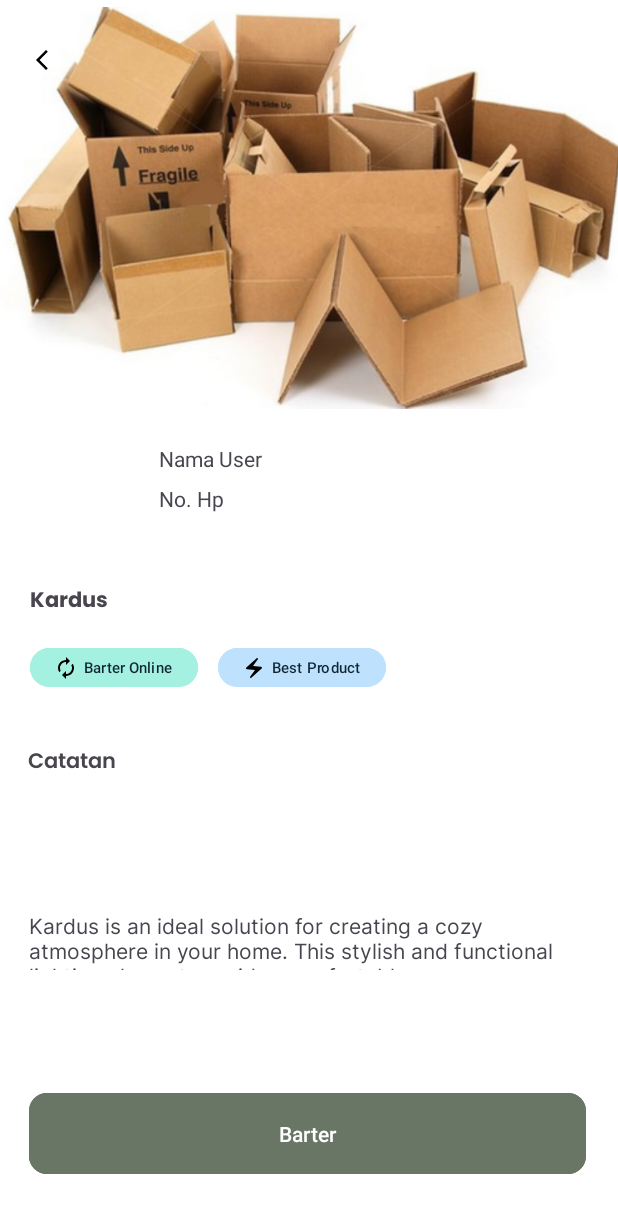
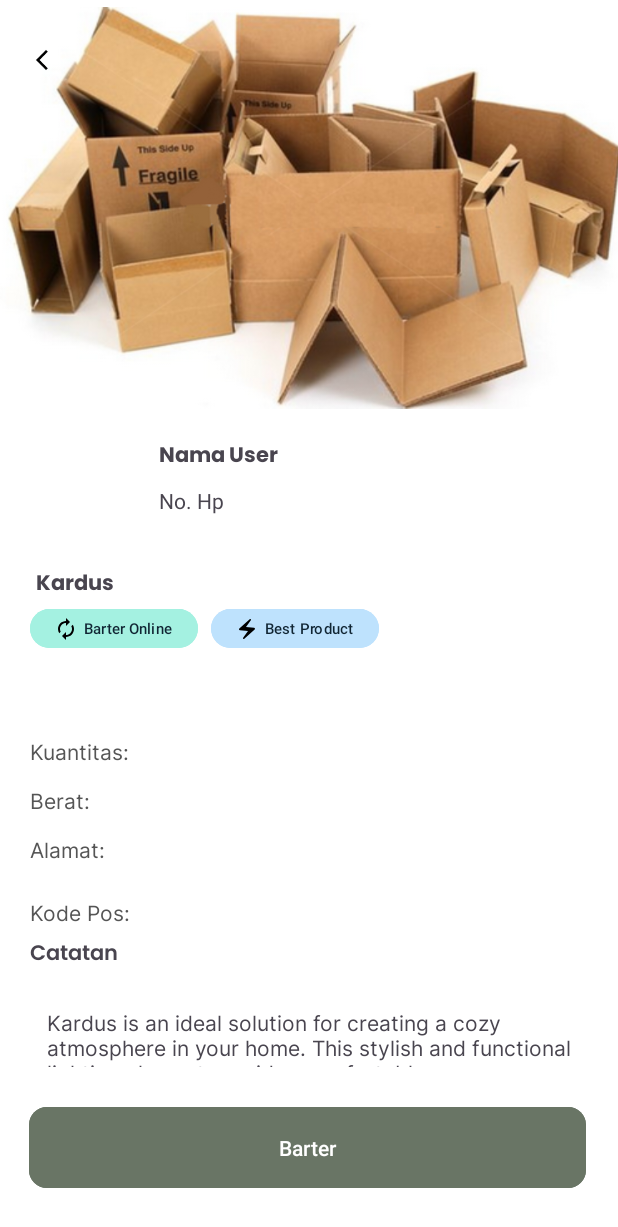
Before and after one commit to VerlyTan11/Bartems, an Android app: the DetailProductActivity screen opened directly, with no data from a screen before it, on a phone screen of 412 x 824 dp. Shown: the top 1227 px of the screen. Run offline under Robolectric (Android 15) with nearby library versions, the phone set to English and light mode, and no system bars; our stand-ins replace Firebase (no records; nobody signed in at launch, a user with empty details on screens opened directly); 1 statement that could not run was skipped.

Commit message:
tampilih kuantitas, berat, alamat dan kode pos di detail item & edit tampilannya

```diff
--- a/app/src/main/res/layout/detail_product.xml
+++ b/app/src/main/res/layout/detail_product.xml
@@ -28,7 +28,7 @@
         android:id="@+id/btn_gotobarter"
         android:layout_width="371dp"
         android:layout_height="62dp"
-        android:layout_marginBottom="16dp"
+        android:layout_marginBottom="28dp"
         android:backgroundTint="#697565"
         android:text="Barter"
         app:cornerRadius="12dp"
@@ -36,8 +36,6 @@
         app:layout_constraintEnd_toEndOf="parent"
         app:layout_constraintHorizontal_bias="0.475"
         app:layout_constraintStart_toStartOf="parent"
-        app:layout_constraintTop_toBottomOf="@+id/textView18"
-        app:layout_constraintVertical_bias="0.782"
         tools:ignore="MissingConstraints" />
 
     <ImageView
@@ -84,13 +82,16 @@
         android:layout_width="wrap_content"
         android:layout_height="wrap_content"
         android:fontFamily="@font/poppins_bold"
+        android:layout_marginStart="5dp"
         android:text="Kardus"
         app:layout_constraintBottom_toBottomOf="parent"
         app:layout_constraintEnd_toEndOf="parent"
-        app:layout_constraintHorizontal_bias="0.055"
+        app:layout_constraintHorizontal_bias="0.053"
         app:layout_constraintStart_toStartOf="parent"
         app:layout_constraintTop_toBottomOf="@+id/imageView17"
-        app:layout_constraintVertical_bias="0.065" />
+        app:layout_constraintVertical_bias="0.039" />
+
+    <!-- Add these TextViews in the appropriate place in your XML layout -->
 
     <TextView
         android:id="@+id/textView16"
@@ -100,24 +101,80 @@
         android:text="Catatan"
         app:layout_constraintBottom_toBottomOf="parent"
         app:layout_constraintEnd_toEndOf="parent"
-        app:layout_constraintHorizontal_bias="0.053"
+        app:layout_constraintHorizontal_bias="0.056"
         app:layout_constraintStart_toStartOf="parent"
         app:layout_constraintTop_toBottomOf="@+id/textView15"
-        app:layout_constraintVertical_bias="0.216" />
+        app:layout_constraintVertical_bias="0.56" />
 
     <TextView
         android:id="@+id/textView18"
         android:layout_width="364dp"
         android:layout_height="39dp"
+        android:layout_marginStart="19dp"
         android:fontFamily="@font/inter"
         android:text="Kardus is an ideal solution for creating a cozy atmosphere in your home. This stylish and functional lighting element provides comfortable"
-
         app:layout_constraintBottom_toBottomOf="parent"
         app:layout_constraintEnd_toEndOf="parent"
-        app:layout_constraintHorizontal_bias="0.404"
+        app:layout_constraintHorizontal_bias="0.428"
         app:layout_constraintStart_toStartOf="parent"
         app:layout_constraintTop_toTopOf="parent"
-        app:layout_constraintVertical_bias="0.774" />
+        app:layout_constraintVertical_bias="0.856" />
+
+    <TextView
+        android:id="@+id/product_weight"
+        android:layout_width="match_parent"
+        android:layout_height="wrap_content"
+        android:layout_marginStart="20dp"
+        android:fontFamily="@font/inter"
+        android:text="Berat: "
+        android:textColor="#555555"
+        android:textSize="14sp"
+        app:layout_constraintBottom_toBottomOf="parent"
+        app:layout_constraintStart_toStartOf="parent"
+        app:layout_constraintTop_toTopOf="parent"
+        app:layout_constraintVertical_bias="0.652" />
+
+    <TextView
+        android:id="@+id/product_quantity"
+        android:layout_width="match_parent"
+        android:layout_height="wrap_content"
+        android:layout_marginStart="20dp"
+        android:fontFamily="@font/inter"
+        android:text="Kuantitas: "
+        android:textColor="#555555"
+        android:textSize="14sp"
+        app:layout_constraintBottom_toBottomOf="parent"
+        app:layout_constraintStart_toStartOf="parent"
+        app:layout_constraintTop_toTopOf="parent"
+        app:layout_constraintVertical_bias="0.611" />
+
+    <TextView
+        android:id="@+id/product_address"
+        android:layout_width="385dp"
+        android:layout_height="35dp"
+        android:layout_marginStart="20dp"
+        android:fontFamily="@font/inter"
+        android:text="Alamat: "
+        android:textColor="#555555"
+        android:textSize="14sp"
+        app:layout_constraintBottom_toBottomOf="parent"
+        app:layout_constraintStart_toStartOf="parent"
+        app:layout_constraintTop_toTopOf="parent"
+        app:layout_constraintVertical_bias="0.706" />
+
+    <TextView
+        android:id="@+id/product_postal_code"
+        android:layout_width="match_parent"
+        android:layout_height="wrap_content"
+        android:layout_marginStart="20dp"
+        android:fontFamily="@font/inter"
+        android:text="Kode Pos: "
+        android:textColor="#555555"
+        android:textSize="14sp"
+        app:layout_constraintBottom_toBottomOf="parent"
+        app:layout_constraintStart_toStartOf="parent"
+        app:layout_constraintTop_toTopOf="parent"
+        app:layout_constraintVertical_bias="0.745" />
 
     <Button
         android:id="@+id/button5"
@@ -137,7 +194,7 @@
         app:layout_constraintHorizontal_bias="0.066"
         app:layout_constraintStart_toStartOf="parent"
         app:layout_constraintTop_toBottomOf="@+id/textView15"
-        app:layout_constraintVertical_bias="0.039"
+        app:layout_constraintVertical_bias="0.0"
         tools:ignore="TouchTargetSizeCheck" />
 
     <Button
@@ -155,10 +212,10 @@
         app:iconSize="12dp"
         app:layout_constraintBottom_toBottomOf="parent"
         app:layout_constraintEnd_toEndOf="parent"
-        app:layout_constraintHorizontal_bias="0.484"
+        app:layout_constraintHorizontal_bias="0.468"
         app:layout_constraintStart_toStartOf="parent"
         app:layout_constraintTop_toBottomOf="@+id/textView15"
-        app:layout_constraintVertical_bias="0.039"
+        app:layout_constraintVertical_bias="0.0"
         tools:ignore="TouchTargetSizeCheck" />
 
     <TextView
@@ -166,6 +223,7 @@
         android:layout_width="wrap_content"
         android:layout_height="wrap_content"
         android:layout_marginStart="16dp"
+        android:fontFamily="@font/poppins_bold"
         android:text="Nama User"
         android:textAlignment="textStart"
         app:layout_constraintBottom_toTopOf="@+id/button6"
```
Also changed, not shown: app/src/main/java/com/example/bartems/DetailProductActivity.kt (+41 -80 lines).
